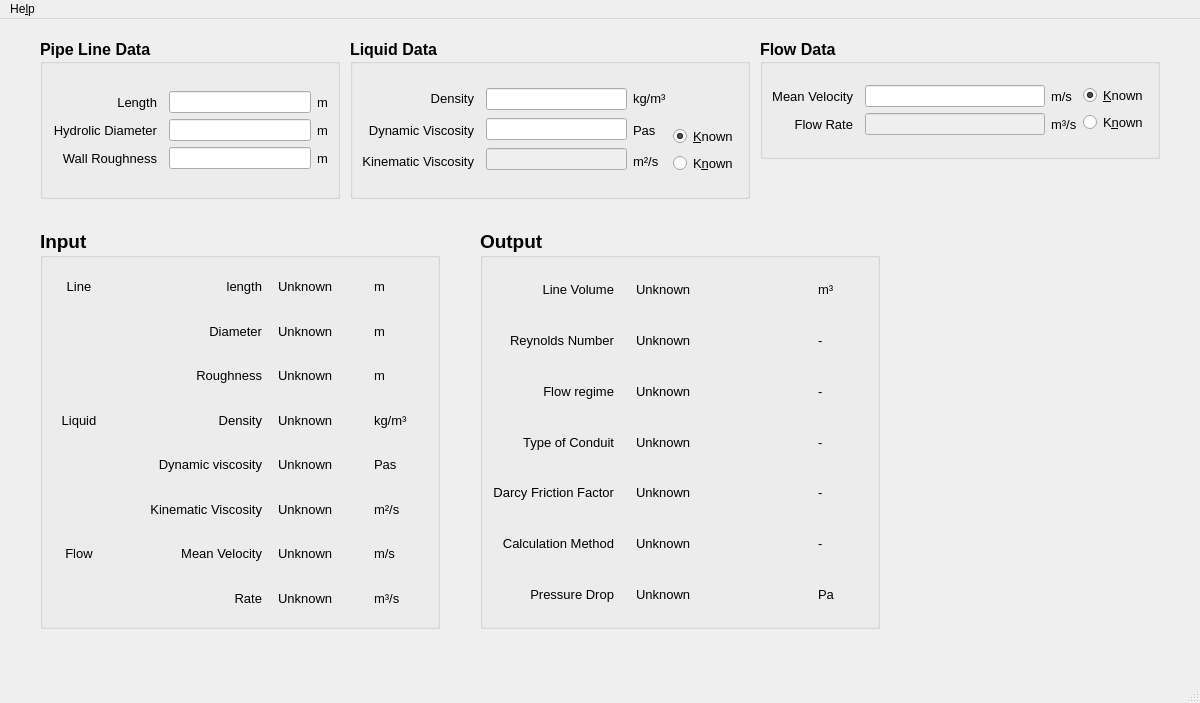
This is PD_1.0.ui in Suske1956/PressureDrop as Qt 5 draws it before an edit. The edited form follows.
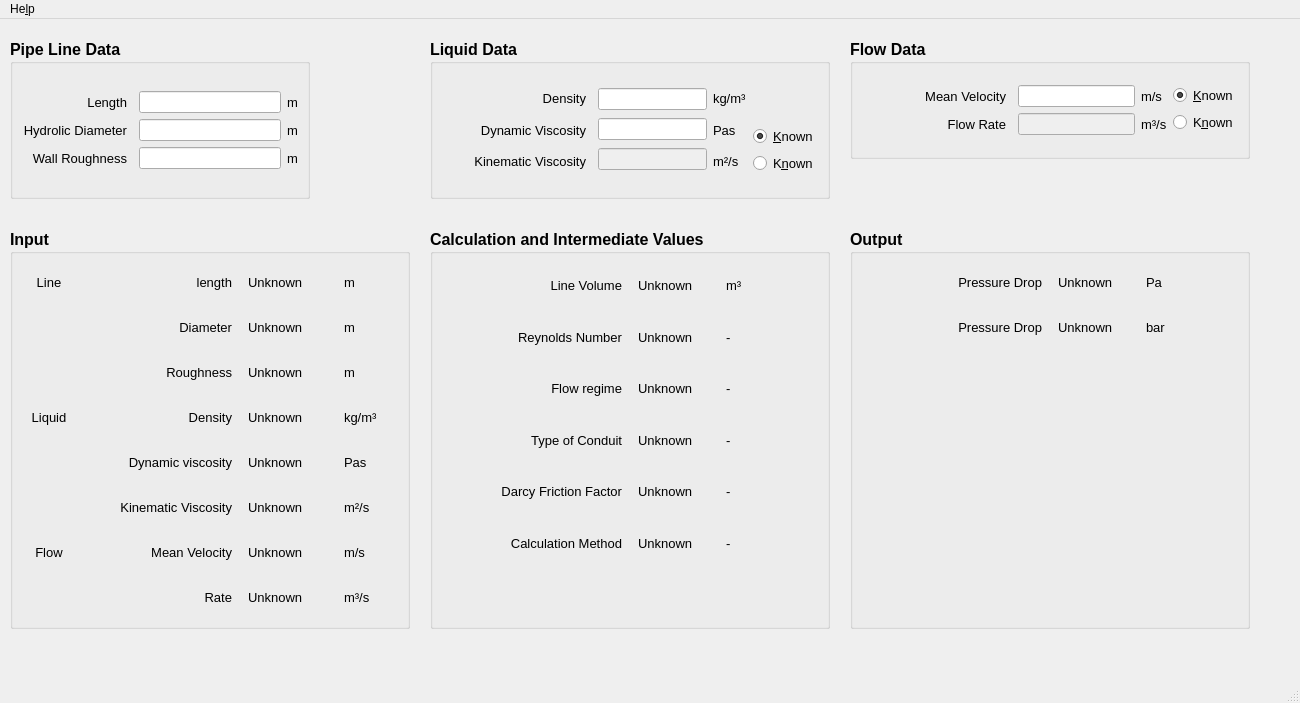
This is the edited form.

```diff
--- a/PD_1.0.ui
+++ b/PD_1.0.ui
@@ -6,7 +6,7 @@
    <rect>
     <x>0</x>
     <y>0</y>
-    <width>1200</width>
+    <width>1300</width>
     <height>703</height>
    </rect>
   </property>
@@ -20,7 +20,7 @@
    <widget class="QGroupBox" name="Input_PipeLine">
     <property name="geometry">
      <rect>
-      <x>40</x>
+      <x>10</x>
       <y>20</y>
       <width>300</width>
       <height>160</height>
@@ -189,7 +189,7 @@
    <widget class="QGroupBox" name="Input_Liquid">
     <property name="geometry">
      <rect>
-      <x>350</x>
+      <x>430</x>
       <y>20</y>
       <width>400</width>
       <height>160</height>
@@ -205,7 +205,7 @@
     <property name="title">
      <string>Liquid Data</string>
     </property>
-    <layout class="QGridLayout" name="gridLayout_LiquidData" columnminimumwidth="0,100,0,0">
+    <layout class="QGridLayout" name="gridLayout_LiquidData" columnminimumwidth="150,80,0,0">
      <item row="0" column="0">
       <layout class="QVBoxLayout" name="verticalLayout_5">
        <item>
@@ -405,7 +405,7 @@
    <widget class="QGroupBox" name="Input_Flow">
     <property name="geometry">
      <rect>
-      <x>760</x>
+      <x>850</x>
       <y>20</y>
       <width>400</width>
       <height>120</height>
@@ -421,7 +421,7 @@
     <property name="title">
      <string>Flow Data</string>
     </property>
-    <layout class="QGridLayout" name="gridLayout_FlowData" columnminimumwidth="0,100,0,0">
+    <layout class="QGridLayout" name="gridLayout_FlowData" columnminimumwidth="150,80,0,0">
      <item row="0" column="0">
       <layout class="QVBoxLayout" name="verticalLayout_7">
        <item>
@@ -573,7 +573,7 @@
    <widget class="QGroupBox" name="Output">
     <property name="geometry">
      <rect>
-      <x>480</x>
+      <x>430</x>
       <y>210</y>
       <width>400</width>
       <height>400</height>
@@ -581,18 +581,15 @@
     </property>
     <property name="font">
      <font>
-      <pointsize>14</pointsize>
+      <pointsize>12</pointsize>
       <weight>75</weight>
       <bold>true</bold>
      </font>
     </property>
     <property name="title">
-     <string>Output</string>
+     <string>Calculation and Intermediate Values</string>
     </property>
-    <layout class="QGridLayout" name="gridLayout" columnminimumwidth="0,180,0">
-     <property name="horizontalSpacing">
-      <number>12</number>
-     </property>
+    <layout class="QGridLayout" name="gridLayout" columnminimumwidth="180,0,0">
      <item row="0" column="0">
       <widget class="QLabel" name="label_19">
        <property name="font">
@@ -882,7 +879,7 @@
       </widget>
      </item>
      <item row="6" column="0">
-      <widget class="QLabel" name="label_25">
+      <widget class="QLabel" name="label_40">
        <property name="font">
         <font>
          <pointsize>10</pointsize>
@@ -891,7 +888,7 @@
         </font>
        </property>
        <property name="text">
-        <string>Pressure Drop</string>
+        <string/>
        </property>
        <property name="alignment">
         <set>Qt::AlignRight|Qt::AlignTrailing|Qt::AlignVCenter</set>
@@ -899,7 +896,7 @@
       </widget>
      </item>
      <item row="6" column="1">
-      <widget class="QLabel" name="Output_PressureDrop">
+      <widget class="QLabel" name="Output_Spare_1">
        <property name="font">
         <font>
          <pointsize>10</pointsize>
@@ -908,7 +905,7 @@
         </font>
        </property>
        <property name="text">
-        <string>Unknown</string>
+        <string/>
        </property>
        <property name="indent">
         <number>10</number>
@@ -916,7 +913,7 @@
       </widget>
      </item>
      <item row="6" column="2">
-      <widget class="QLabel" name="label_26">
+      <widget class="QLabel" name="label_39">
        <property name="font">
         <font>
          <pointsize>10</pointsize>
@@ -925,7 +922,7 @@
         </font>
        </property>
        <property name="text">
-        <string>Pa</string>
+        <string/>
        </property>
       </widget>
      </item>
@@ -934,7 +931,7 @@
    <widget class="QGroupBox" name="Input_Values">
     <property name="geometry">
      <rect>
-      <x>40</x>
+      <x>10</x>
       <y>210</y>
       <width>400</width>
       <height>400</height>
@@ -942,7 +939,7 @@
     </property>
     <property name="font">
      <font>
-      <pointsize>14</pointsize>
+      <pointsize>12</pointsize>
       <weight>75</weight>
       <bold>true</bold>
      </font>
@@ -1388,13 +1385,419 @@
      </item>
     </layout>
    </widget>
+   <widget class="QGroupBox" name="groupBox">
+    <property name="geometry">
+     <rect>
+      <x>850</x>
+      <y>210</y>
+      <width>400</width>
+      <height>400</height>
+     </rect>
+    </property>
+    <property name="font">
+     <font>
+      <pointsize>12</pointsize>
+      <weight>75</weight>
+      <bold>true</bold>
+     </font>
+    </property>
+    <property name="title">
+     <string>Output</string>
+    </property>
+    <layout class="QGridLayout" name="gridLayout_3" columnminimumwidth="180,0,0">
+     <item row="0" column="0">
+      <widget class="QLabel" name="label_25">
+       <property name="font">
+        <font>
+         <pointsize>10</pointsize>
+         <weight>50</weight>
+         <bold>false</bold>
+        </font>
+       </property>
+       <property name="text">
+        <string>Pressure Drop</string>
+       </property>
+       <property name="alignment">
+        <set>Qt::AlignRight|Qt::AlignTrailing|Qt::AlignVCenter</set>
+       </property>
+      </widget>
+     </item>
+     <item row="0" column="1">
+      <widget class="QLabel" name="Output_PressureDrop">
+       <property name="font">
+        <font>
+         <pointsize>10</pointsize>
+         <weight>50</weight>
+         <bold>false</bold>
+        </font>
+       </property>
+       <property name="text">
+        <string>Unknown</string>
+       </property>
+       <property name="indent">
+        <number>10</number>
+       </property>
+      </widget>
+     </item>
+     <item row="0" column="2">
+      <widget class="QLabel" name="label_26">
+       <property name="font">
+        <font>
+         <pointsize>10</pointsize>
+         <weight>50</weight>
+         <bold>false</bold>
+        </font>
+       </property>
+       <property name="text">
+        <string>Pa</string>
+       </property>
+      </widget>
+     </item>
+     <item row="1" column="0">
+      <widget class="QLabel" name="label_43">
+       <property name="font">
+        <font>
+         <pointsize>10</pointsize>
+         <weight>50</weight>
+         <bold>false</bold>
+        </font>
+       </property>
+       <property name="text">
+        <string>Pressure Drop</string>
+       </property>
+       <property name="alignment">
+        <set>Qt::AlignRight|Qt::AlignTrailing|Qt::AlignVCenter</set>
+       </property>
+      </widget>
+     </item>
+     <item row="1" column="1">
+      <widget class="QLabel" name="Output_PressureDrop_bar">
+       <property name="font">
+        <font>
+         <pointsize>10</pointsize>
+         <weight>50</weight>
+         <bold>false</bold>
+        </font>
+       </property>
+       <property name="text">
+        <string>Unknown</string>
+       </property>
+       <property name="indent">
+        <number>10</number>
+       </property>
+      </widget>
+     </item>
+     <item row="1" column="2">
+      <widget class="QLabel" name="label_42">
+       <property name="font">
+        <font>
+         <pointsize>10</pointsize>
+         <weight>50</weight>
+         <bold>false</bold>
+        </font>
+       </property>
+       <property name="text">
+        <string>bar</string>
+       </property>
+      </widget>
+     </item>
+     <item row="2" column="0">
+      <widget class="QLabel" name="label_54">
+       <property name="font">
+        <font>
+         <pointsize>10</pointsize>
+         <weight>50</weight>
+         <bold>false</bold>
+        </font>
+       </property>
+       <property name="text">
+        <string/>
+       </property>
+       <property name="alignment">
+        <set>Qt::AlignRight|Qt::AlignTrailing|Qt::AlignVCenter</set>
+       </property>
+      </widget>
+     </item>
+     <item row="2" column="1">
+      <widget class="QLabel" name="Output_Spare_2">
+       <property name="font">
+        <font>
+         <pointsize>10</pointsize>
+         <weight>50</weight>
+         <bold>false</bold>
+        </font>
+       </property>
+       <property name="text">
+        <string/>
+       </property>
+       <property name="indent">
+        <number>10</number>
+       </property>
+      </widget>
+     </item>
+     <item row="2" column="2">
+      <widget class="QLabel" name="label_45">
+       <property name="font">
+        <font>
+         <pointsize>10</pointsize>
+         <weight>50</weight>
+         <bold>false</bold>
+        </font>
+       </property>
+       <property name="text">
+        <string/>
+       </property>
+      </widget>
+     </item>
+     <item row="3" column="0">
+      <widget class="QLabel" name="label_56">
+       <property name="font">
+        <font>
+         <pointsize>10</pointsize>
+         <weight>50</weight>
+         <bold>false</bold>
+        </font>
+       </property>
+       <property name="text">
+        <string/>
+       </property>
+       <property name="alignment">
+        <set>Qt::AlignRight|Qt::AlignTrailing|Qt::AlignVCenter</set>
+       </property>
+      </widget>
+     </item>
+     <item row="3" column="1">
+      <widget class="QLabel" name="Output_Spare_3">
+       <property name="font">
+        <font>
+         <pointsize>10</pointsize>
+         <weight>50</weight>
+         <bold>false</bold>
+        </font>
+       </property>
+       <property name="text">
+        <string/>
+       </property>
+       <property name="indent">
+        <number>10</number>
+       </property>
+      </widget>
+     </item>
+     <item row="3" column="2">
+      <widget class="QLabel" name="label_55">
+       <property name="font">
+        <font>
+         <pointsize>10</pointsize>
+         <weight>50</weight>
+         <bold>false</bold>
+        </font>
+       </property>
+       <property name="text">
+        <string/>
+       </property>
+      </widget>
+     </item>
+     <item row="4" column="0">
+      <widget class="QLabel" name="label_58">
+       <property name="font">
+        <font>
+         <pointsize>10</pointsize>
+         <weight>50</weight>
+         <bold>false</bold>
+        </font>
+       </property>
+       <property name="text">
+        <string/>
+       </property>
+       <property name="alignment">
+        <set>Qt::AlignRight|Qt::AlignTrailing|Qt::AlignVCenter</set>
+       </property>
+      </widget>
+     </item>
+     <item row="4" column="1">
+      <widget class="QLabel" name="Output_Spare_4">
+       <property name="font">
+        <font>
+         <pointsize>10</pointsize>
+         <weight>50</weight>
+         <bold>false</bold>
+        </font>
+       </property>
+       <property name="text">
+        <string/>
+       </property>
+       <property name="indent">
+        <number>10</number>
+       </property>
+      </widget>
+     </item>
+     <item row="4" column="2">
+      <widget class="QLabel" name="label_57">
+       <property name="font">
+        <font>
+         <pointsize>10</pointsize>
+         <weight>50</weight>
+         <bold>false</bold>
+        </font>
+       </property>
+       <property name="text">
+        <string/>
+       </property>
+      </widget>
+     </item>
+     <item row="5" column="0">
+      <widget class="QLabel" name="label_60">
+       <property name="font">
+        <font>
+         <pointsize>10</pointsize>
+         <weight>50</weight>
+         <bold>false</bold>
+        </font>
+       </property>
+       <property name="text">
+        <string/>
+       </property>
+       <property name="alignment">
+        <set>Qt::AlignRight|Qt::AlignTrailing|Qt::AlignVCenter</set>
+       </property>
+      </widget>
+     </item>
+     <item row="5" column="1">
+      <widget class="QLabel" name="Output_Spare_5">
+       <property name="font">
+        <font>
+         <pointsize>10</pointsize>
+         <weight>50</weight>
+         <bold>false</bold>
+        </font>
+       </property>
+       <property name="text">
+        <string/>
+       </property>
+       <property name="indent">
+        <number>10</number>
+       </property>
+      </widget>
+     </item>
+     <item row="5" column="2">
+      <widget class="QLabel" name="label_59">
+       <property name="font">
+        <font>
+         <pointsize>10</pointsize>
+         <weight>50</weight>
+         <bold>false</bold>
+        </font>
+       </property>
+       <property name="text">
+        <string/>
+       </property>
+      </widget>
+     </item>
+     <item row="6" column="0">
+      <widget class="QLabel" name="label_62">
+       <property name="font">
+        <font>
+         <pointsize>10</pointsize>
+         <weight>50</weight>
+         <bold>false</bold>
+        </font>
+       </property>
+       <property name="text">
+        <string/>
+       </property>
+       <property name="alignment">
+        <set>Qt::AlignRight|Qt::AlignTrailing|Qt::AlignVCenter</set>
+       </property>
+      </widget>
+     </item>
+     <item row="6" column="1">
+      <widget class="QLabel" name="Output_Spare_6">
+       <property name="font">
+        <font>
+         <pointsize>10</pointsize>
+         <weight>50</weight>
+         <bold>false</bold>
+        </font>
+       </property>
+       <property name="text">
+        <string/>
+       </property>
+       <property name="indent">
+        <number>10</number>
+       </property>
+      </widget>
+     </item>
+     <item row="6" column="2">
+      <widget class="QLabel" name="label_61">
+       <property name="font">
+        <font>
+         <pointsize>10</pointsize>
+         <weight>50</weight>
+         <bold>false</bold>
+        </font>
+       </property>
+       <property name="text">
+        <string/>
+       </property>
+      </widget>
+     </item>
+     <item row="7" column="0">
+      <widget class="QLabel" name="label_64">
+       <property name="font">
+        <font>
+         <pointsize>10</pointsize>
+         <weight>50</weight>
+         <bold>false</bold>
+        </font>
+       </property>
+       <property name="text">
+        <string/>
+       </property>
+       <property name="alignment">
+        <set>Qt::AlignRight|Qt::AlignTrailing|Qt::AlignVCenter</set>
+       </property>
+      </widget>
+     </item>
+     <item row="7" column="2">
+      <widget class="QLabel" name="label_63">
+       <property name="font">
+        <font>
+         <pointsize>10</pointsize>
+         <weight>50</weight>
+         <bold>false</bold>
+        </font>
+       </property>
+       <property name="text">
+        <string/>
+       </property>
+      </widget>
+     </item>
+     <item row="7" column="1">
+      <widget class="QLabel" name="Output_Spare_7">
+       <property name="font">
+        <font>
+         <pointsize>10</pointsize>
+         <weight>50</weight>
+         <bold>false</bold>
+        </font>
+       </property>
+       <property name="text">
+        <string/>
+       </property>
+       <property name="indent">
+        <number>10</number>
+       </property>
+      </widget>
+     </item>
+    </layout>
+   </widget>
   </widget>
   <widget class="QMenuBar" name="menubar">
    <property name="geometry">
     <rect>
      <x>0</x>
      <y>0</y>
-     <width>1200</width>
+     <width>1300</width>
      <height>30</height>
     </rect>
    </property>
```
Left out of the diff: 5 changed lines with no effect on the pictures.
